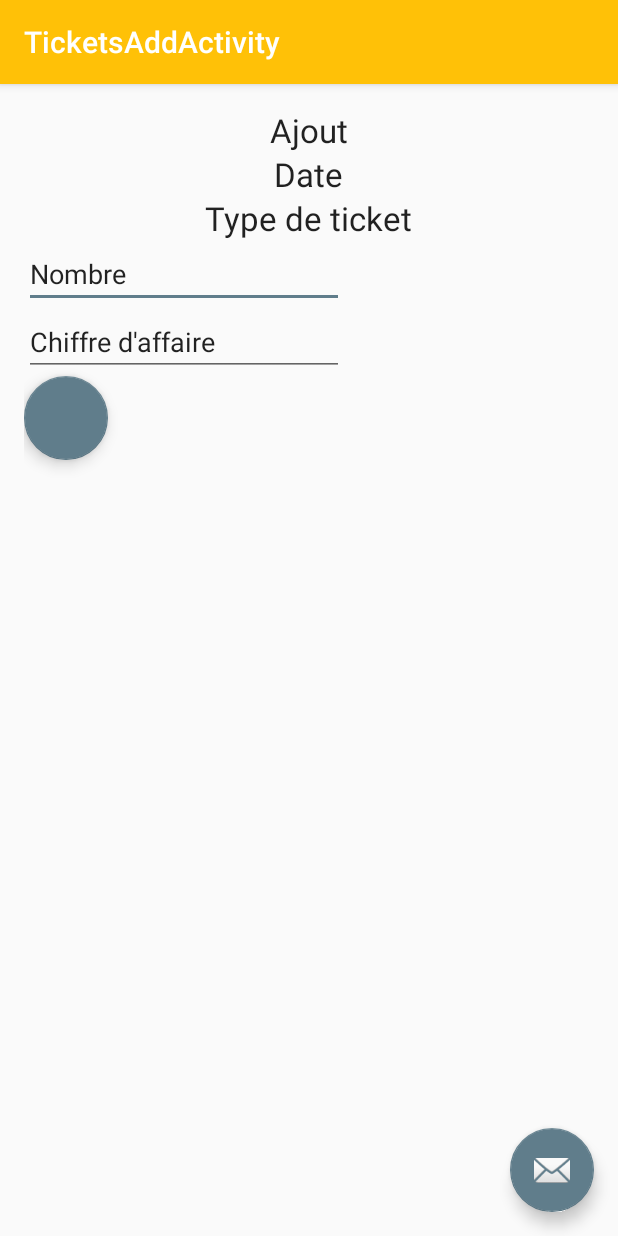
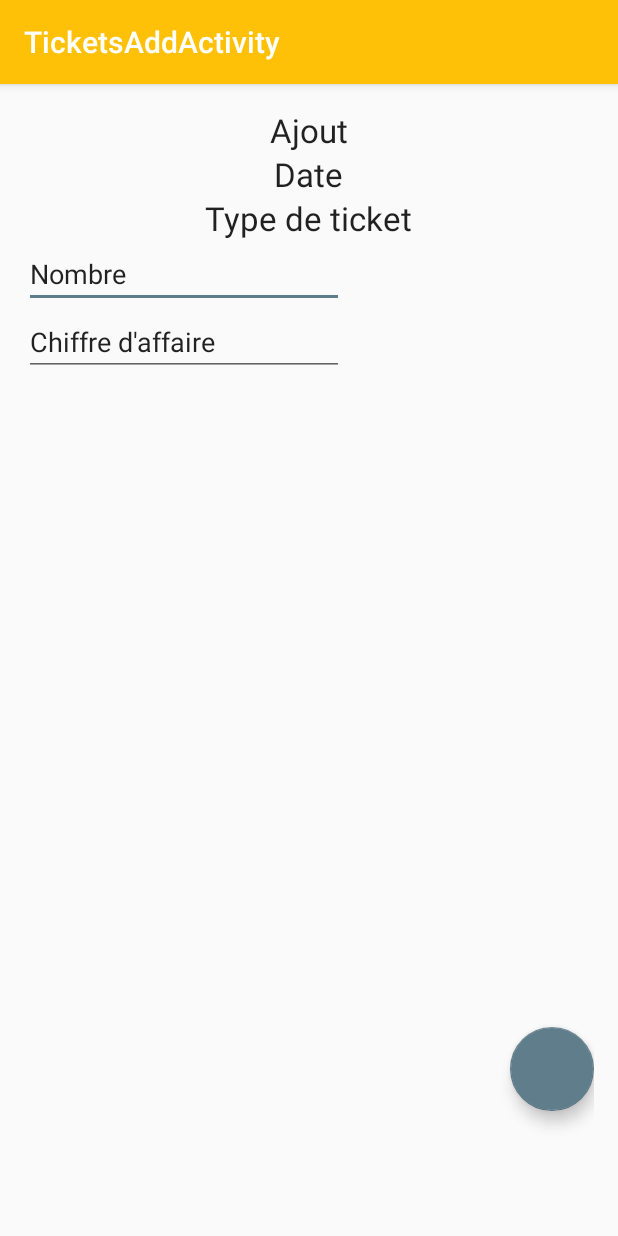
Before and after one commit to tpuch24/zooTeam3Front, an Android app: the TicketsAddActivity screen opened directly, with no data from a screen before it, on a phone screen of 412 x 824 dp. Run offline under Robolectric (Android 15) with nearby library versions, the phone set to English and light mode, and no system bars.

Commit message:
Save for TRE interview

```diff
--- a/app/src/main/java/zooapp/jmdel/fr/zooapp/TicketsAddActivity.java
+++ b/app/src/main/java/zooapp/jmdel/fr/zooapp/TicketsAddActivity.java
@@ -18,7 +18,7 @@ public class TicketsAddActivity extends AppCompatActivity {
         Toolbar toolbar = (Toolbar) findViewById(R.id.toolbar);
         setSupportActionBar(toolbar);
 
-        FloatingActionButton fab = (FloatingActionButton) findViewById(R.id.fab);
+        FloatingActionButton fab = (FloatingActionButton) findViewById(R.id.ticketUpdate);
         fab.setOnClickListener(new View.OnClickListener() {
             @Override
             public void onClick(View view) {
--- a/app/src/main/res/layout/activity_tickets_add.xml
+++ b/app/src/main/res/layout/activity_tickets_add.xml
@@ -23,12 +23,4 @@
 
     <include layout="@layout/content_tickets_add" />
 
-    <android.support.design.widget.FloatingActionButton
-        android:id="@+id/fab"
-        android:layout_width="wrap_content"
-        android:layout_height="wrap_content"
-        android:layout_gravity="bottom|end"
-        android:layout_margin="@dimen/fab_margin"
-        android:src="@android:drawable/ic_dialog_email" />
-
 </android.support.design.widget.CoordinatorLayout>
--- a/app/src/main/res/layout/content_tickets_add.xml
+++ b/app/src/main/res/layout/content_tickets_add.xml
@@ -58,10 +58,12 @@
 
     <android.support.design.widget.FloatingActionButton
         android:id="@+id/ticketUpdate"
-        android:layout_below="@+id/editText2"
         android:layout_width="wrap_content"
         android:layout_height="wrap_content"
         android:layout_gravity="bottom|end"
-        />
+        android:layout_alignParentBottom="true"
+        android:layout_alignParentRight="true"
+        android:layout_alignParentEnd="true"
+        android:layout_marginBottom="67dp" />
 
 </RelativeLayout>
--- a/app/src/main/res/layout/content_tickets_update.xml
+++ b/app/src/main/res/layout/content_tickets_update.xml
@@ -56,10 +56,11 @@
 
     <android.support.design.widget.FloatingActionButton
         android:id="@+id/ticketUpdate"
-        android:layout_below="@+id/editText2"
         android:layout_width="wrap_content"
         android:layout_height="wrap_content"
         android:layout_gravity="bottom|end"
-        />
+        android:layout_alignParentBottom="true"
+        android:layout_alignParentRight="true"
+        android:layout_alignParentEnd="true" />
 
 </RelativeLayout>
```
Also changed, not shown: app/src/main/java/zooapp/jmdel/fr/zooapp/TicketsDetailsActivity.java (+12 -0 lines), app/src/main/java/zooapp/jmdel/fr/zooapp/TicketsListActivity.java (+20 -8 lines), app/src/main/java/zooapp/jmdel/fr/zooapp/TicketsUpdateActivity.java (+21 -4 lines), app/src/main/java/zooapp/jmdel/fr/zooapp/model/Ticket.java (+11 -1 lines), app/src/main/java/zooapp/jmdel/fr/zooapp/model/TicketManager.java (+19 -5 lines), app/src/main/res/layout/activity_tickets_update.xml (+0 -8 lines).
